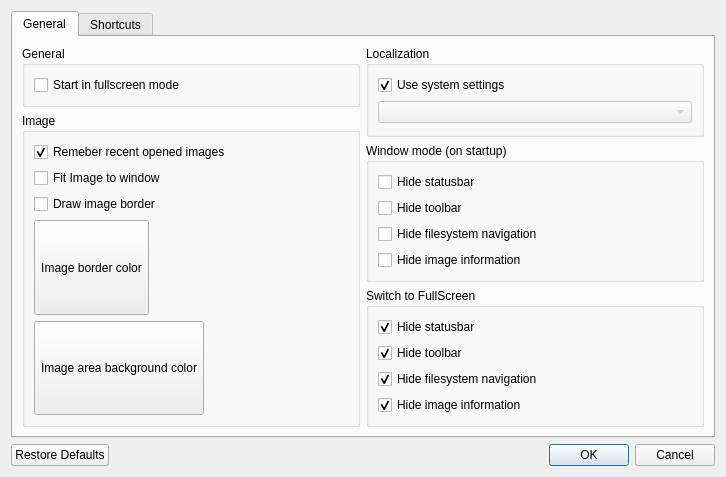
Above: src/ui/forms/SettingsDialog.ui from vookimedlo/vooki-image-viewer before the change. Below: the same form after it.
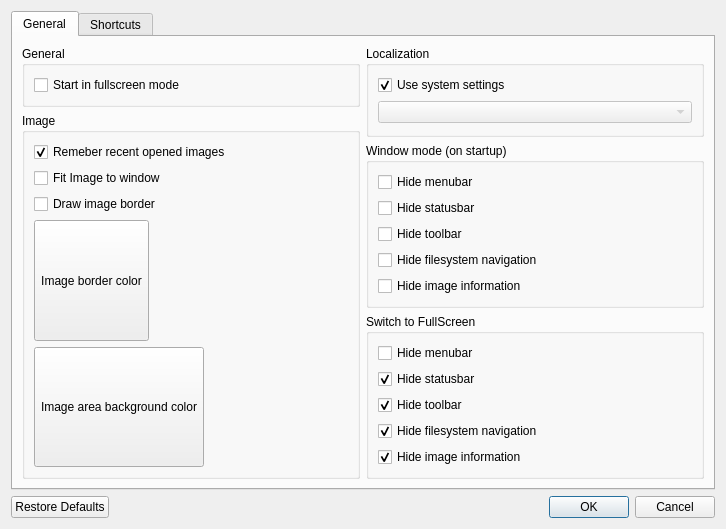
That is the form after the change. Icons and pictures are not drawn. Custom widgets are drawn as their Qt base class.

Commit message:
✨Feature: Option to hide the menubar (#20)
- Window->Show->MenuBar action (shortcut M) toggles the menubar.
- New settings to hide the menubar on startup and when switching to fullscreen.
- Menu actions are also attached to the main window so their shortcuts keep working while the menubar is hidden.
- The option is not offered on macOS, where the native menubar cannot be hidden.

Diff of the .ui file:
```diff
--- a/src/ui/forms/SettingsDialog.ui
+++ b/src/ui/forms/SettingsDialog.ui
@@ -174,6 +174,16 @@
               <string>Window mode (on startup)</string>
              </property>
              <layout class="QVBoxLayout" name="verticalLayout_3">
+              <item>
+               <widget class="QCheckBox" name="checkBoxWindowHideMenubar">
+                <property name="whatsThis">
+                 <string notr="true">viv/window/hide/menubar</string>
+                </property>
+                <property name="text">
+                 <string>Hide menubar</string>
+                </property>
+               </widget>
+              </item>
               <item>
                <widget class="QCheckBox" name="checkBoxWindowHideStatusbar">
                 <property name="whatsThis">
@@ -226,6 +236,16 @@
               <string>Switch to FullScreen</string>
              </property>
              <layout class="QVBoxLayout" name="verticalLayout_2">
+              <item>
+               <widget class="QCheckBox" name="checkBoxFullscreenHideMenubar">
+                <property name="whatsThis">
+                 <string notr="true">viv/fullscreen/hide/menubar</string>
+                </property>
+                <property name="text">
+                 <string>Hide menubar</string>
+                </property>
+               </widget>
+              </item>
               <item>
                <widget class="QCheckBox" name="checkBoxFullscreenHideStatusbar">
                 <property name="whatsThis">
```
The commit also changes 8 other files.
